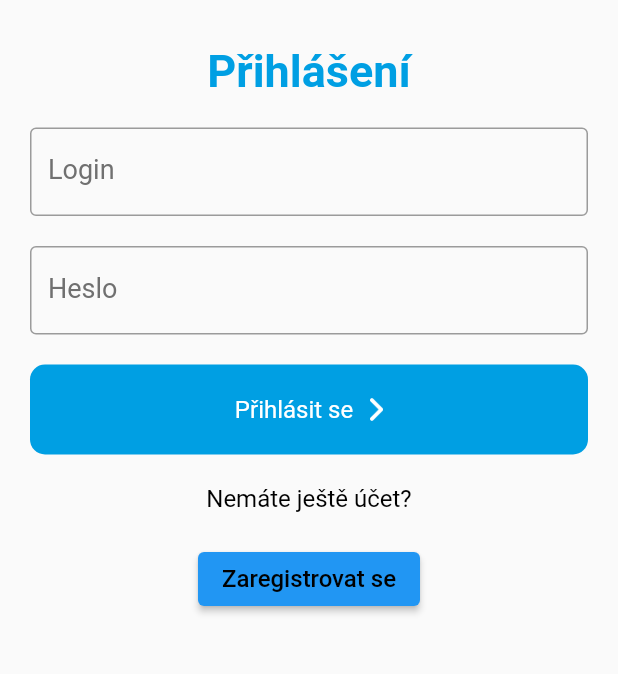
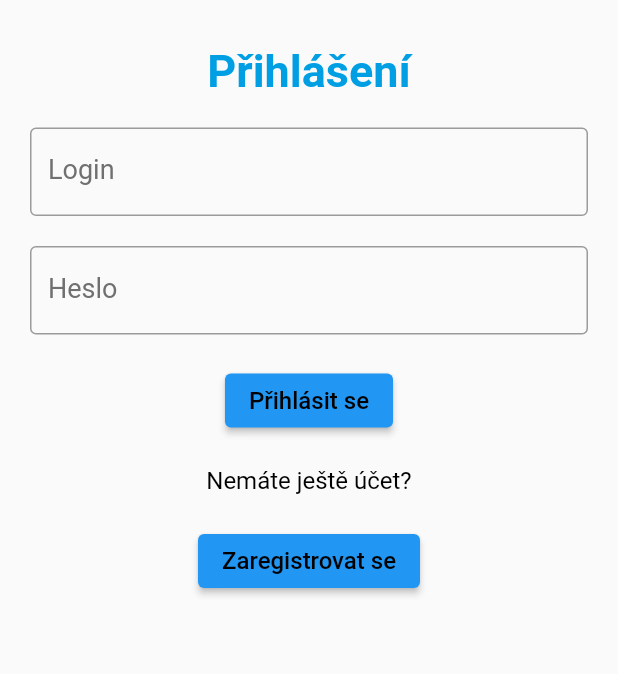
Before and after one commit to radekKapicka/ebrana_schody, a Flutter app: the screen it shows after launch, on a phone screen of 412 x 824 dp, the part 300-974 px from its top. Run offline on Flutter 3.47's test engine with Material 2 defaults, Android fonts, the phone set to English and light mode, and no system bars; our stand-ins replace sqflite; missing offline and left inert: crypt; accounts and stored records are empty.

```diff
--- a/lib/main.dart
+++ b/lib/main.dart
@@ -1,5 +1,6 @@
 import 'package:ebrana_schody/pages/navpages/main_page.dart';
 import 'package:ebrana_schody/pages/welcome_page.dart';
+import 'package:ebrana_schody/root.dart';
 import 'package:flutter/material.dart';
 
 void main() {
@@ -13,13 +14,13 @@ class MyApp extends StatelessWidget {
   @override
   Widget build(BuildContext context) {
     return MaterialApp(
-        title: 'Flutter Demo',
+        title: 'eBRANA schody',
         debugShowCheckedModeBanner: false,
         theme: ThemeData(
 
           primarySwatch: Colors.blue,
         ),
-        home: WelcomePage()
+        home: RootWidget()
     );
   }
 }
--- a/lib/pages/navpages/main_page.dart
+++ b/lib/pages/navpages/main_page.dart
@@ -19,7 +19,7 @@ class _MainPageState extends State<MainPage> {
   List pages = [
     //LadderPage(),
     RegistrationPage(),
-    HomePage(),
+    //HomePage(),
     StatPage(),
     SettingsPage(),
   ];
--- a/lib/pages/welcome_page.dart
+++ b/lib/pages/welcome_page.dart
@@ -1,4 +1,6 @@
+import 'package:crypt/crypt.dart';
 import 'package:ebrana_schody/misc/colors.dart';
+import 'package:ebrana_schody/pages/navpages/home_page.dart';
 import 'package:ebrana_schody/pages/registration_page.dart';
 import 'package:ebrana_schody/widgets/app_large_text.dart';
 import 'package:ebrana_schody/widgets/app_text.dart';
@@ -6,6 +8,9 @@ import 'package:ebrana_schody/widgets/input_text.dart';
 import 'package:ebrana_schody/widgets/responsive_button.dart';
 import 'package:flutter/cupertino.dart';
 import 'package:flutter/material.dart';
+
+import '../db/floors_database.dart';
+import '../db/user.dart';
 
 class WelcomePage extends StatefulWidget {
   const WelcomePage({Key? key}) : super(key: key);
@@ -15,9 +20,24 @@ class WelcomePage extends StatefulWidget {
 }
 
 class _WelcomePageState extends State<WelcomePage> {
+  final loginController = TextEditingController();
+  final pwdController = TextEditingController();
+
+  String login = "";
+  String pwd = "";
+  final formKeyLog = GlobalKey<FormState>();
+
+  late List<User> users;
 
   @override
   Widget build(BuildContext context) {
+
+    Future refreshUsers() async{
+      //setState(() => isLoading = true);
+      this.users = await FloorsDatabase.instance.readAllUsers();
+      //setState(() => isLoading = false);
+    }
+
     return Scaffold(
       body: SingleChildScrollView(
             child: Column(
@@ -26,7 +46,9 @@ class _WelcomePageState extends State<WelcomePage> {
                 Container(
                   margin: const EdgeInsets.only(top:150,left:20, right:20),
                   child:
-                        Column(
+                        Form(
+                          key: formKeyLog,
+                          child: Column(
                             children: [
                               Container(
                                 width: double.maxFinite,
@@ -42,11 +64,62 @@ class _WelcomePageState extends State<WelcomePage> {
                               SizedBox(height: 30,),
                               AppLargeText(text: "Přihlášení", color: AppColors.textColor1),
                               SizedBox(height: 20,),
-                            InputText(hintText: "Přihlašovací jméno", labelText: "Login", secureText: false),
+                              TextFormField(
+                                controller: loginController,
+                                decoration: InputDecoration(
+                                  hintText: "Přihlašovací jméno",
+                                  labelText: "Login",
+                                  labelStyle: TextStyle(
+                                    fontSize: 18,
+                                    color: AppColors.textColor2,
+                                  ),
+                                  border: OutlineInputBorder(),
+                                ),
+                                obscureText: false,
+                                onChanged: (value){
+                                  setState(() {
+                                        () => this.login = value;
+                                  });
+                                },
+                              ),
                               SizedBox(height: 20,),
-                            InputText(hintText: "Vaše heslo", labelText: "Heslo", secureText: true),
+                              TextFormField(
+                                controller: pwdController,
+                                decoration: InputDecoration(
+                                  hintText: "Zvolte si heslo",
+                                  labelText: "Heslo",
+                                  labelStyle: TextStyle(
+                                    fontSize: 18,
+                                    color: AppColors.textColor2,
+                                  ),
+                                  border: OutlineInputBorder(),
+                                ),
+                                obscureText: true,
+                                validator: (value){
+                                  if(value!.isEmpty || !RegExp(r'^(?=.*[a-z])(?=.*[A-Z])(?=.*\d)[a-zA-Z\d]{8,}$').hasMatch(value!)){
+                                    return "8 znaků, velké, malé písmeno a jedno číslo";
+                                  }else{
+                                    return null;
+                                  }
+                                },
+                                onChanged: (value){
+                                  refreshUsers();
+                                  setState(() {
+                                        () => this.pwd = value;
+                                  });
+                                },
+                              ),
                               SizedBox(height: 20,),
-                            ResponsiveButton(textButton: "Přihlásit se"),
+                              ElevatedButton(
+                                  child:
+                                  AppText(text: "Přihlásit se"),
+                                  onPressed: (){
+                                    refreshUsers();
+                                    if(formKeyLog.currentState!.validate()){
+                                      check();
+                                    }
+                                  }
+                              ),
                               SizedBox(height: 20,),
                               AppText(text: "Nemáte ještě účet?"),
                               SizedBox(height: 20,),
@@ -60,6 +133,7 @@ class _WelcomePageState extends State<WelcomePage> {
                                   }
                                 ),
                             ],
+                          ),
                         )
                   ),
               ],
@@ -67,4 +141,22 @@ class _WelcomePageState extends State<WelcomePage> {
       ),
     );
   }
+
+  Future check() async{
+
+    User user = User(email: "email", login: "", password: "", floors: 0);
+
+    for(int i=0;i<=users.length-1;i++){
+      if((users[i].login == "@"+loginController.text) && (users[i].password == Crypt.sha256(pwdController.text, salt: "radekjenejvetsiborec").toString())){
+        user = users[i];
+        Navigator.of(context).push(MaterialPageRoute(
+          builder: (context) => HomePage(activeUser: user),
+        ));
+      }else if((users[i].login != "@"+loginController.text) || (users[i].password != Crypt.sha256(pwdController.text, salt: "radekjenejvetsiborec").toString())){
+        Navigator.push(context,
+            MaterialPageRoute(builder: (context) => const WelcomePage())
+        );
       }
+    }
+  }
+}
--- /dev/null
+++ b/lib/root.dart
@@ -0,0 +1,44 @@
+import 'package:ebrana_schody/pages/navpages/home_page.dart';
+import 'package:ebrana_schody/pages/welcome_page.dart';
+import 'package:flutter/cupertino.dart';
+
+enum AuthStatus{
+  notLoggedIn,
+  loggedIn,
+}
+
+class RootWidget extends StatefulWidget {
+  const RootWidget({Key? key}) : super(key: key);
+
+  @override
+  State<RootWidget> createState() => _RootWidgetState();
+}
+
+class _RootWidgetState extends State<RootWidget> {
+
+  AuthStatus _authStatus = AuthStatus.notLoggedIn;
+
+  @override
+  void didChangeDependencies() async{
+    // TODO: implement didChangeDependencies
+    super.didChangeDependencies();
+
+
+  }
+
+  @override
+  Widget build(BuildContext context) {
+    Widget retVal;
+
+    switch(_authStatus){
+      case AuthStatus.notLoggedIn:
+         retVal = WelcomePage();
+        break;
+      case AuthStatus.loggedIn:
+        retVal = WelcomePage();
+        break;
+      default: retVal = WelcomePage();
+    }
+    return retVal;
+  }
+}
```
Also changed, not shown: lib/pages/navpages/home_page.dart (+12 -4 lines), lib/pages/registration_page.dart (+5 -10 lines). Lines whose indentation alone changed are shown as unchanged.
